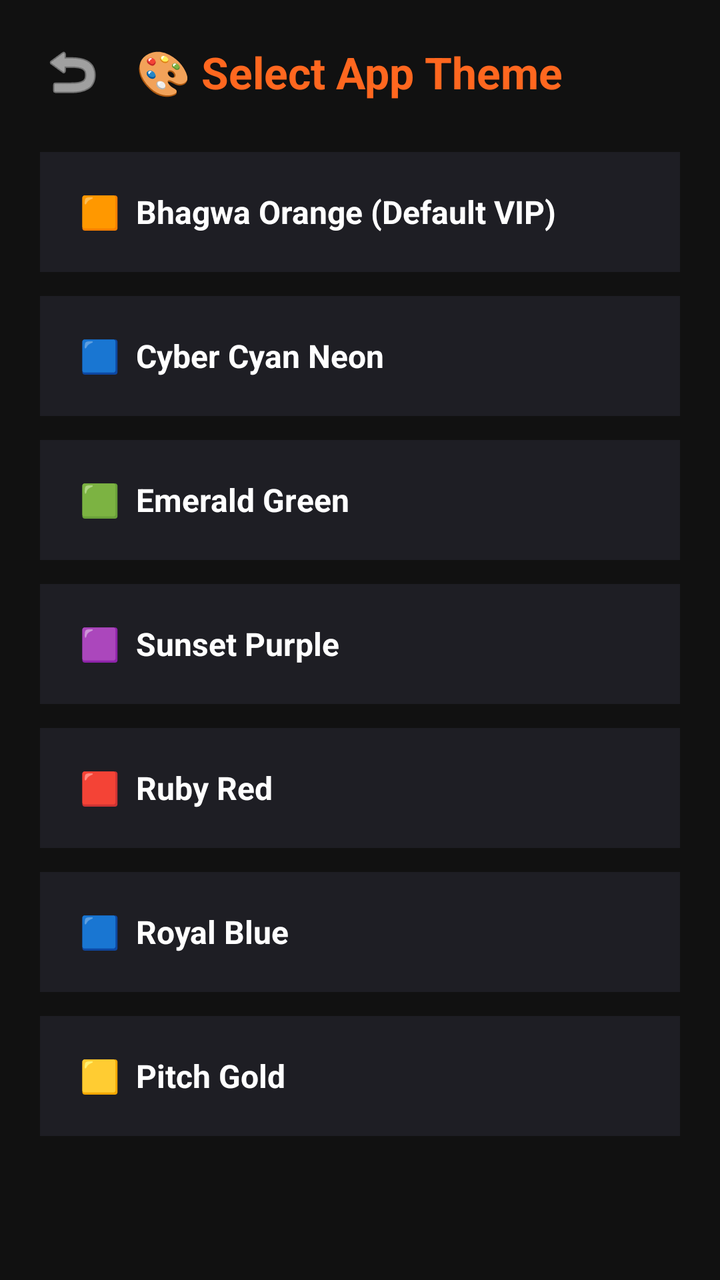
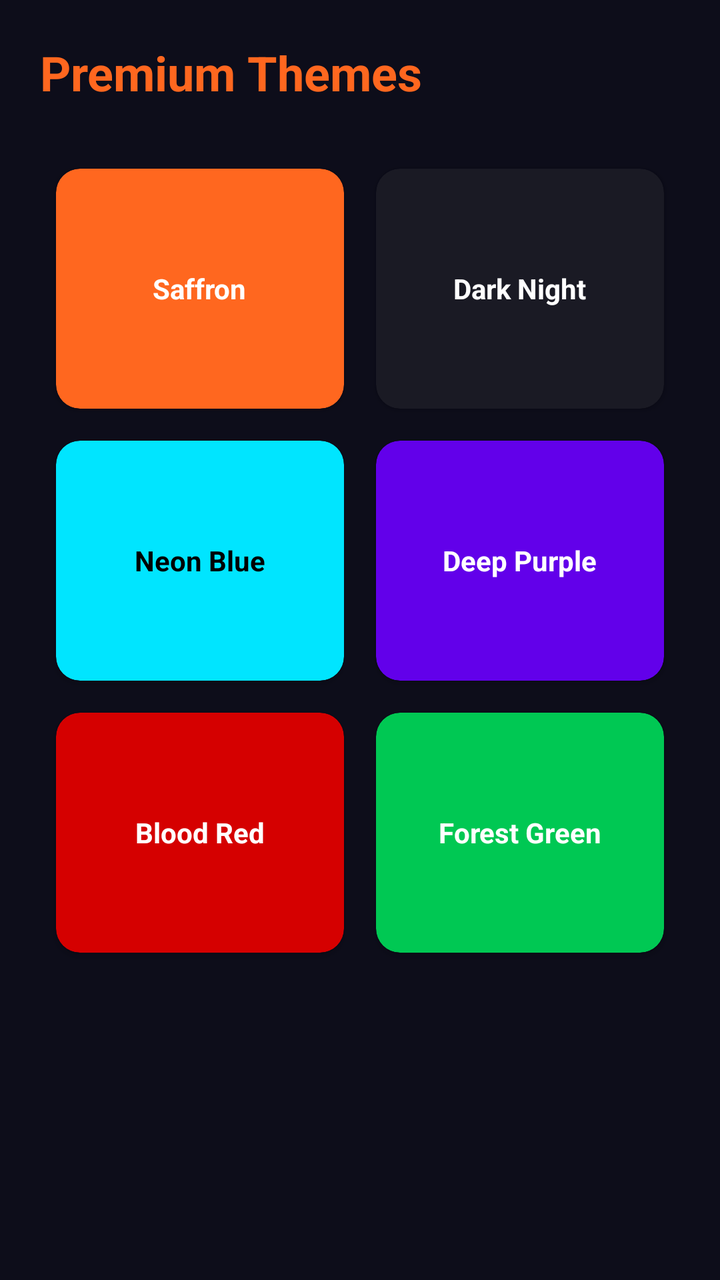

The first picture is an Android layout as it rendered before a commit; the second is the same layout after the commit. The layout source and the unified diff follow.
<!-- AndroidManifest.xml: application theme Theme.AppCompat.DayNight.NoActionBar -->
<!-- res/layout/activity_theme.xml -->
<?xml version="1.0" encoding="utf-8"?>
<LinearLayout xmlns:android="http://schemas.android.com/apk/res/android"
    android:layout_width="match_parent"
    android:layout_height="match_parent"
    android:background="#111111"
    android:orientation="vertical"
    android:padding="20dp">

    <LinearLayout
        android:layout_width="match_parent"
        android:layout_height="wrap_content"
        android:orientation="horizontal"
        android:gravity="center_vertical"
        android:layout_marginBottom="24dp">

        <ImageButton
            android:id="@+id/btnThemeBack"
            android:layout_width="32dp"
            android:layout_height="32dp"
            android:background="?attr/selectableItemBackgroundBorderless"
            android:src="@android:drawable/ic_menu_revert"
            android:tint="#FFFFFF" />

        <TextView
            android:layout_width="wrap_content"
            android:layout_height="wrap_content"
            android:text="🎨 Select App Theme"
            android:textColor="#FF671F"
            android:textSize="22sp"
            android:textStyle="bold"
            android:layout_marginStart="16dp" />
    </LinearLayout>

    <ScrollView
        android:layout_width="match_parent"
        android:layout_height="match_parent">

        <LinearLayout
            android:layout_width="match_parent"
            android:layout_height="wrap_content"
            android:orientation="vertical">

            <TextView
                android:id="@+id/themeBhagwa"
                android:layout_width="match_parent"
                android:layout_height="60dp"
                android:text="🟧  Bhagwa Orange (Default VIP)"
                android:textColor="#FFFFFF"
                android:textSize="16sp"
                android:textStyle="bold"
                android:gravity="center_vertical"
                android:paddingHorizontal="20dp"
                android:background="#1E1E24"
                android:layout_marginBottom="12dp"/>

            <TextView
                android:id="@+id/themeNeon"
                android:layout_width="match_parent"
                android:layout_height="60dp"
                android:text="🟦  Cyber Cyan Neon"
                android:textColor="#FFFFFF"
                android:textSize="16sp"
                android:textStyle="bold"
                android:gravity="center_vertical"
                android:paddingHorizontal="20dp"
                android:background="#1E1E24"
                android:layout_marginBottom="12dp"/>

            <TextView
                android:id="@+id/themeEmerald"
                android:layout_width="match_parent"
                android:layout_height="60dp"
                android:text="🟩  Emerald Green"
                android:textColor="#FFFFFF"
                android:textSize="16sp"
                android:textStyle="bold"
                android:gravity="center_vertical"
                android:paddingHorizontal="20dp"
                android:background="#1E1E24"
                android:layout_marginBottom="12dp"/>

            <TextView
                android:id="@+id/themePurple"
                android:layout_width="match_parent"
                android:layout_height="60dp"
                android:text="🟪  Sunset Purple"
                android:textColor="#FFFFFF"
                android:textSize="16sp"
                android:textStyle="bold"
                android:gravity="center_vertical"
                android:paddingHorizontal="20dp"
                android:background="#1E1E24"
                android:layout_marginBottom="12dp"/>

            <TextView
                android:id="@+id/themeRed"
                android:layout_width="match_parent"
                android:layout_height="60dp"
                android:text="🟥  Ruby Red"
                android:textColor="#FFFFFF"
                android:textSize="16sp"
                android:textStyle="bold"
                android:gravity="center_vertical"
                android:paddingHorizontal="20dp"
                android:background="#1E1E24"
                android:layout_marginBottom="12dp"/>

            <TextView
                android:id="@+id/themeBlue"
                android:layout_width="match_parent"
                android:layout_height="60dp"
                android:text="🟦  Royal Blue"
                android:textColor="#FFFFFF"
                android:textSize="16sp"
                android:textStyle="bold"
                android:gravity="center_vertical"
                android:paddingHorizontal="20dp"
                android:background="#1E1E24"
                android:layout_marginBottom="12dp"/>

            <TextView
                android:id="@+id/themeGold"
                android:layout_width="match_parent"
                android:layout_height="60dp"
                android:text="🟨  Pitch Gold"
                android:textColor="#FFFFFF"
                android:textSize="16sp"
                android:textStyle="bold"
                android:gravity="center_vertical"
                android:paddingHorizontal="20dp"
                android:background="#1E1E24"
                android:layout_marginBottom="12dp"/>

        </LinearLayout>
    </ScrollView>

</LinearLayout>
<!-- resources referenced by this layout -->
<resources>

</resources>

<!-- the commit's change to res/layout/activity_theme.xml (unified diff, before → after) -->
@@ -1,137 +1,63 @@
 <?xml version="1.0" encoding="utf-8"?>
 <LinearLayout xmlns:android="http://schemas.android.com/apk/res/android"
+    xmlns:app="http://schemas.android.com/apk/res-auto"
     android:layout_width="match_parent"
     android:layout_height="match_parent"
-    android:background="#111111"
+    android:background="#0D0D1A"
     android:orientation="vertical"
     android:padding="20dp">
 
-    <LinearLayout
+    <TextView
         android:layout_width="match_parent"
         android:layout_height="wrap_content"
-        android:orientation="horizontal"
-        android:gravity="center_vertical"
-        android:layout_marginBottom="24dp">
-
-        <ImageButton
-            android:id="@+id/btnThemeBack"
-            android:layout_width="32dp"
-            android:layout_height="32dp"
-            android:background="?attr/selectableItemBackgroundBorderless"
-            android:src="@android:drawable/ic_menu_revert"
-            android:tint="#FFFFFF" />
-
-        <TextView
-            android:layout_width="wrap_content"
-            android:layout_height="wrap_content"
-            android:text="🎨 Select App Theme"
-            android:textColor="#FF671F"
-            android:textSize="22sp"
-            android:textStyle="bold"
-            android:layout_marginStart="16dp" />
-    </LinearLayout>
+        android:text="Premium Themes"
+        android:textColor="#FF671F"
+        android:textSize="24sp"
+        android:textStyle="bold"
+        android:layout_marginBottom="24dp"/>
 
     <ScrollView
         android:layout_width="match_parent"
         android:layout_height="match_parent">
-
-        <LinearLayout
+        
+        <GridLayout
             android:layout_width="match_parent"
             android:layout_height="wrap_content"
-            android:orientation="vertical">
+            android:columnCount="2"
+            android:rowCount="3"
+            android:alignmentMode="alignMargins"
+            android:useDefaultMargins="true">
 
-            <TextView
-                android:id="@+id/themeBhagwa"
-                android:layout_width="match_parent"
-                android:layout_height="60dp"
-                android:text="🟧  Bhagwa Orange (Default VIP)"
-                android:textColor="#FFFFFF"
-                android:textSize="16sp"
-                android:textStyle="bold"
-                android:gravity="center_vertical"
-                android:paddingHorizontal="20dp"
-                android:background="#1E1E24"
-                android:layout_marginBottom="12dp"/>
+            
+            <androidx.cardview.widget.CardView android:id="@+id/themeSaffron" android:layout_width="0dp" android:layout_height="120dp" android:layout_columnWeight="1" android:layout_margin="8dp" app:cardCornerRadius="12dp" app:cardBackgroundColor="#FF671F">
+                <TextView android:layout_width="wrap_content" android:layout_height="wrap_content" android:text="Saffron" android:layout_gravity="center" android:textColor="#FFFFFF" android:textStyle="bold"/>
+            </androidx.cardview.widget.CardView>
 
-            <TextView
-                android:id="@+id/themeNeon"
-                android:layout_width="match_parent"
-                android:layout_height="60dp"
-                android:text="🟦  Cyber Cyan Neon"
-                android:textColor="#FFFFFF"
-                android:textSize="16sp"
-                android:textStyle="bold"
-                android:gravity="center_vertical"
-                android:paddingHorizontal="20dp"
-                android:background="#1E1E24"
-                android:layout_marginBottom="12dp"/>
+            
+            <androidx.cardview.widget.CardView android:id="@+id/themeDark" android:layout_width="0dp" android:layout_height="120dp" android:layout_columnWeight="1" android:layout_margin="8dp" app:cardCornerRadius="12dp" app:cardBackgroundColor="#1A1A24">
+                <TextView android:layout_width="wrap_content" android:layout_height="wrap_content" android:text="Dark Night" android:layout_gravity="center" android:textColor="#FFFFFF" android:textStyle="bold"/>
+            </androidx.cardview.widget.CardView>
 
-            <TextView
-                android:id="@+id/themeEmerald"
-                android:layout_width="match_parent"
-                android:layout_height="60dp"
-                android:text="🟩  Emerald Green"
-                android:textColor="#FFFFFF"
-                android:textSize="16sp"
-                android:textStyle="bold"
-                android:gravity="center_vertical"
-                android:paddingHorizontal="20dp"
-                android:background="#1E1E24"
-                android:layout_marginBottom="12dp"/>
+            
+            <androidx.cardview.widget.CardView android:id="@+id/themeNeon" android:layout_width="0dp" android:layout_height="120dp" android:layout_columnWeight="1" android:layout_margin="8dp" app:cardCornerRadius="12dp" app:cardBackgroundColor="#00E5FF">
+                <TextView android:layout_width="wrap_content" android:layout_height="wrap_content" android:text="Neon Blue" android:layout_gravity="center" android:textColor="#000000" android:textStyle="bold"/>
+            </androidx.cardview.widget.CardView>
 
-            <TextView
-                android:id="@+id/themePurple"
-                android:layout_width="match_parent"
-                android:layout_height="60dp"
-                android:text="🟪  Sunset Purple"
-                android:textColor="#FFFFFF"
-                android:textSize="16sp"
-                android:textStyle="bold"
-                android:gravity="center_vertical"
-                android:paddingHorizontal="20dp"
-                android:background="#1E1E24"
-                android:layout_marginBottom="12dp"/>
+            
+            <androidx.cardview.widget.CardView android:id="@+id/themePurple" android:layout_width="0dp" android:layout_height="120dp" android:layout_columnWeight="1" android:layout_margin="8dp" app:cardCornerRadius="12dp" app:cardBackgroundColor="#6200EA">
+                <TextView android:layout_width="wrap_content" android:layout_height="wrap_content" android:text="Deep Purple" android:layout_gravity="center" android:textColor="#FFFFFF" android:textStyle="bold"/>
+            </androidx.cardview.widget.CardView>
 
-            <TextView
-                android:id="@+id/themeRed"
-                android:layout_width="match_parent"
-                android:layout_height="60dp"
-                android:text="🟥  Ruby Red"
-                android:textColor="#FFFFFF"
-                android:textSize="16sp"
-                android:textStyle="bold"
-                android:gravity="center_vertical"
-                android:paddingHorizontal="20dp"
-                android:background="#1E1E24"
-                android:layout_marginBottom="12dp"/>
+            
+            <androidx.cardview.widget.CardView android:id="@+id/themeRed" android:layout_width="0dp" android:layout_height="120dp" android:layout_columnWeight="1" android:layout_margin="8dp" app:cardCornerRadius="12dp" app:cardBackgroundColor="#D50000">
+                <TextView android:layout_width="wrap_content" android:layout_height="wrap_content" android:text="Blood Red" android:layout_gravity="center" android:textColor="#FFFFFF" android:textStyle="bold"/>
+            </androidx.cardview.widget.CardView>
 
-            <TextView
-                android:id="@+id/themeBlue"
-                android:layout_width="match_parent"
-                android:layout_height="60dp"
-                android:text="🟦  Royal Blue"
-                android:textColor="#FFFFFF"
-                android:textSize="16sp"
-                android:textStyle="bold"
-                android:gravity="center_vertical"
-                android:paddingHorizontal="20dp"
-                android:background="#1E1E24"
-                android:layout_marginBottom="12dp"/>
+            
+            <androidx.cardview.widget.CardView android:id="@+id/themeGreen" android:layout_width="0dp" android:layout_height="120dp" android:layout_columnWeight="1" android:layout_margin="8dp" app:cardCornerRadius="12dp" app:cardBackgroundColor="#00C853">
+                <TextView android:layout_width="wrap_content" android:layout_height="wrap_content" android:text="Forest Green" android:layout_gravity="center" android:textColor="#FFFFFF" android:textStyle="bold"/>
+            </androidx.cardview.widget.CardView>
 
-            <TextView
-                android:id="@+id/themeGold"
-                android:layout_width="match_parent"
-                android:layout_height="60dp"
-                android:text="🟨  Pitch Gold"
-                android:textColor="#FFFFFF"
-                android:textSize="16sp"
-                android:textStyle="bold"
-                android:gravity="center_vertical"
-                android:paddingHorizontal="20dp"
-                android:background="#1E1E24"
-                android:layout_marginBottom="12dp"/>
-
-        </LinearLayout>
+        </GridLayout>
     </ScrollView>
-
 </LinearLayout>
